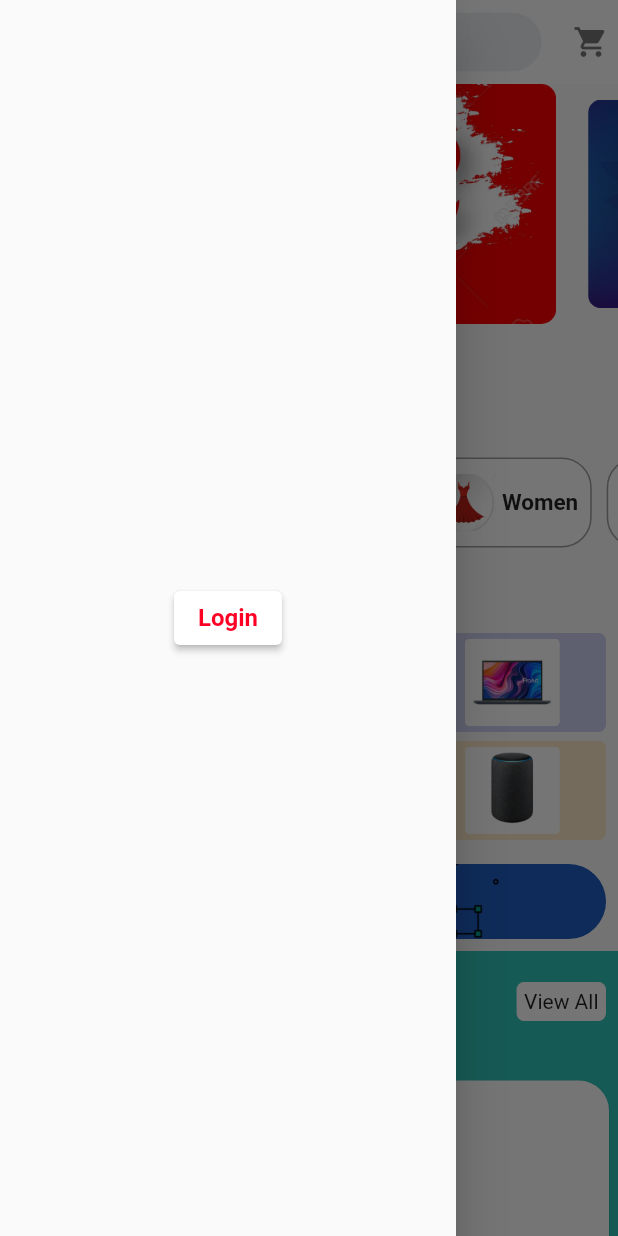
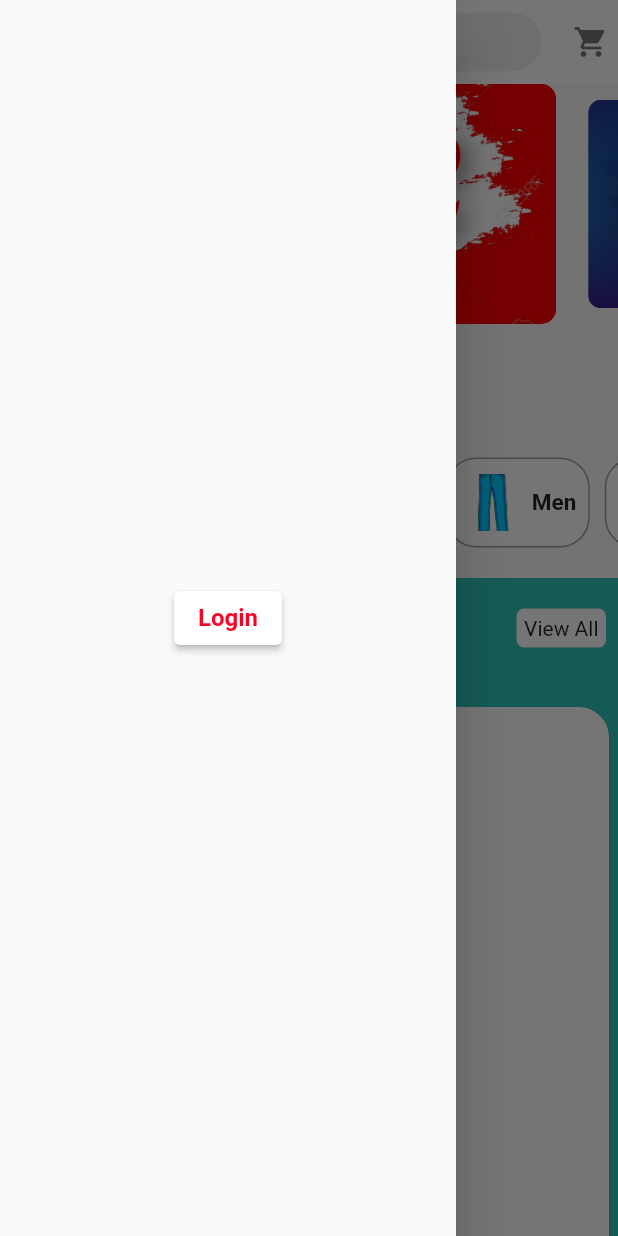
Before and after one commit to Kawalyaa/Shoppaka_ecom, a Flutter app: the screen it shows after launch, with the side drawer open, on a phone screen of 412 x 824 dp. Run offline on Flutter 3.47's test engine with Material 2 defaults, Android fonts, the phone set to English and light mode, and no system bars; drawn by our look-alikes of carousel_slider; our stand-ins replace bubble_tab_indicator, cached_network_image, carousel_pro, cloud_firestore, email_validator, firebase_auth and 9 more; missing offline and left inert: flutterwave; accounts and stored records are empty; Roboto replaces fonts that are missing (Horizon).

Commit message:
refine home ui

```diff
--- a/lib/componants/category_option_detail.dart
+++ b/lib/componants/category_option_detail.dart
@@ -1,7 +1,7 @@
 import 'package:flutter/material.dart';
 import '../constants.dart';
 
-enum Options { ALL, SHOES, MEN, WOMEN, TECH, JEWELRY, FEATURED, SORTED }
+enum Options { ALL, HIGH_END, SHOES, MEN, WOMEN, JEWELRY, FEATURED, SORTED }
 
 class SelectCategory extends StatelessWidget {
   final String imageLocation;
--- a/lib/componants/featured_section.dart
+++ b/lib/componants/featured_section.dart
@@ -67,7 +67,7 @@
         Positioned(
           top: size.height / 10,
           child: Container(
-            height: size.height / 1.4,
+            height: size.height,
             padding: EdgeInsets.only(left: 2, right: 2),
             width: size.width,
             child: Card(
--- a/lib/componants/original_product_section.dart
+++ b/lib/componants/original_product_section.dart
@@ -68,7 +68,7 @@
         Positioned(
           top: size.height / 10,
           child: Container(
-            height: size.height / 1.4,
+            height: size.height,
             padding: EdgeInsets.only(left: 2, right: 2),
             width: size.width,
             child: Card(
--- a/lib/componants/tech_category.dart
+++ b/lib/componants/tech_category.dart
@@ -4,6 +4,7 @@
 import 'package:ecommerce_app/model/products_model.dart';
 import 'package:ecommerce_app/provider/favorite_provider.dart';
 import 'package:flutter/material.dart';
+import 'package:flutter_staggered_grid_view/flutter_staggered_grid_view.dart';
 import 'package:provider/provider.dart';
 
 class TechCategory extends StatefulWidget {
@@ -15,17 +16,19 @@
   @override
   Widget build(BuildContext context) {
     List<ProductsModel> allProds = Provider.of<List<ProductsModel>>(context);
-    String techCategory = 'Tech';
+    String techCategory = 'phones';
     List<ProductsModel> techCategoryList =
         CategoryOptions().getCategory(allProds, techCategory);
 
     var favData = Provider.of<FavoritesProvider>(context);
 
-    return GridView.builder(
+    return StaggeredGridView.countBuilder(
+      crossAxisCount: 2,
+      padding: EdgeInsets.all(10),
       itemCount: techCategoryList.length,
-      gridDelegate:
-          SliverGridDelegateWithFixedCrossAxisCount(crossAxisCount: 2),
+      staggeredTileBuilder: (int index) => StaggeredTile.fit(1),
       itemBuilder: (context, int index) => SingleProduct(
+        heroTag: techCategoryList[index].id,
         name: techCategoryList[index].name,
         images: techCategoryList[index].images,
         price: techCategoryList[index].price,
--- a/lib/db/app_data.dart
+++ b/lib/db/app_data.dart
@@ -5,6 +5,10 @@
   static List<CategoryOptions> categoryOptionsList = [
     CategoryOptions(
       caption: 'All',
+    ),
+    CategoryOptions(
+      imageLocation: 'images/categories_icons/iphone.png',
+      caption: 'phones',
     ),
     CategoryOptions(
       imageLocation: 'images/categories_icons/shoe-icon.jpg',
@@ -17,10 +21,6 @@
     CategoryOptions(
       imageLocation: 'images/categories_icons/dress.jpg',
       caption: 'Women',
-    ),
-    CategoryOptions(
-      imageLocation: 'images/categories_icons/iphone.png',
-      caption: 'Tech',
     ),
     CategoryOptions(
       imageLocation: 'images/categories_icons/jewelry.jpeg',
--- a/lib/pages/category_products_list.dart
+++ b/lib/pages/category_products_list.dart
@@ -140,14 +140,14 @@
           ],
         );
         break;
-      case Options.TECH:
+      case Options.HIGH_END:
         return Column(
           crossAxisAlignment: CrossAxisAlignment.start,
           children: <Widget>[
             Padding(
               padding: EdgeInsets.all(15.0),
               child: Text(
-                'Tech Products',
+                'High End SmartPhones ',
                 style: TextStyle(
                     fontWeight: FontWeight.bold, color: Colors.black54),
               ),
--- a/lib/pages/home_page.dart
+++ b/lib/pages/home_page.dart
@@ -1,10 +1,8 @@
 import 'package:ecommerce_app/componants/image_carousel_slider.dart';
-import 'package:ecommerce_app/componants/loading.dart';
 import 'package:ecommerce_app/componants/original_product_section.dart';
 import 'package:ecommerce_app/componants/featured_section.dart';
 import 'package:ecommerce_app/db/app_data.dart';
 import 'package:ecommerce_app/model/categary_options.dart';
-import 'package:ecommerce_app/model/users.dart';
 import 'package:ecommerce_app/pages/category_products_list.dart';
 import 'package:ecommerce_app/pages/search_page.dart';
 import 'package:ecommerce_app/provider/product_provider2.dart';
@@ -14,7 +12,6 @@
 import 'package:ecommerce_app/pages/shopping_cart_screen.dart';
 import 'package:ecommerce_app/componants/navigation_drawer.dart';
 import 'package:provider/provider.dart';
-import 'package:animated_text_kit/animated_text_kit.dart';
 import '../constants.dart';
 
 Options categoryOption = Options.ALL;
@@ -88,13 +85,7 @@
         iconTheme: IconThemeData(color: Colors.black54),
         elevation: 0.0,
       ),
-      drawer: NavigationDrawer(
-          // userInfo: userInfo,
-          // name: userInfo[0].name,
-          // address: userInfo[0].address,
-          // photo: userInfo[0].photo,
-          // email: userInfo[0].email,
-          ), //Navigation drawer
+      drawer: NavigationDrawer(), //Navigation drawer
       body: ListView(
         children: <Widget>[
           ImageCarouselSlider(),
@@ -138,7 +129,6 @@
               },
             ),
           ),
-          _swapDeals(),
           _productList1(),
 
           _productList2(),
@@ -146,65 +136,6 @@
       ),
     );
   }
-
-  _swapDeals() => Container(
-        //height: 85,
-        width: MediaQuery.of(context).size.width,
-        child: Padding(
-          padding: const EdgeInsets.all(8.0),
-          child: Column(
-            crossAxisAlignment: CrossAxisAlignment.start,
-            children: [
-              Text(
-                'For Your Interests',
-                style: TextStyle(fontWeight: FontWeight.bold, fontSize: 16),
-              ),
-              SizedBox(
-                height: 10.0,
-              ),
-              Row(
-                mainAxisAlignment: MainAxisAlignment.spaceBetween,
-                children: [
-                  interestsContainer(
-                      text: 'Swap for grade A',
-                      colors: Color(0xffD1DAEE),
-                      textColor: Color(0xff527EA5),
-                      imageLink: 'images/interests/laptop.jpg'),
-                  SizedBox(
-                    width: 6.0,
-                  ),
-                  interestsContainer(
-                      text: 'Your swap deals',
-                      colors: Color(0xffCED2F2),
-                      textColor: Color(0xff625BC0),
-                      imageLink: 'images/interests/laptop2.jpeg'),
-                ],
-              ),
-              SizedBox(
-                height: 6.0,
-              ),
-              Row(
-                mainAxisAlignment: MainAxisAlignment.spaceBetween,
-                children: [
-                  interestsContainer(
-                      text: 'Pay in installments',
-                      colors: Color(0xffC9F1ED),
-                      textColor: Color(0xff39A9AF),
-                      imageLink: 'images/interests/laptop3.jpeg'),
-                  SizedBox(
-                    width: 6.0,
-                  ),
-                  interestsContainer(
-                      text: 'Swap for grade B',
-                      colors: Color(0xffFCEAC9),
-                      textColor: Color(0xffAD8245),
-                      imageLink: 'images/interests/speaker.jpg'),
-                ],
-              )
-            ],
-          ),
-        ),
-      );
 
   Expanded interestsContainer(
       {Color colors, String text, Color textColor, var imageLink}) {
@@ -253,56 +184,6 @@
   _productList1() => Column(
         crossAxisAlignment: CrossAxisAlignment.start,
         children: <Widget>[
-          Padding(
-              padding: EdgeInsets.all(8.0),
-              child: Stack(
-                children: [
-                  Container(
-                    height: 50,
-                    width: MediaQuery.of(context).size.width,
-                    decoration: BoxDecoration(
-                      borderRadius: BorderRadius.circular(30.0),
-                      image: DecorationImage(
-                        fit: BoxFit.cover,
-                        image: AssetImage('images/banners/banner3.png'),
-                      ),
-                    ),
-                  ),
-                  Container(
-                    decoration: BoxDecoration(
-                      color: Colors.black.withOpacity(0.2),
-                      borderRadius: BorderRadius.circular(30.0),
-                    ),
-                    height: 50,
-                    width: MediaQuery.of(context).size.width,
-                  ),
-                  SizedBox(
-                    height: 50.0,
-                    child: RotateAnimatedTextKit(
-                        repeatForever: true,
-                        text: ["Friendly Prices", "Top Brands", "Best Offers"],
-                        textStyle: TextStyle(
-                            fontSize: 20.0,
-                            fontWeight: FontWeight.w900,
-                            shadows: [
-                              Shadow(
-                                blurRadius: 8.0,
-                                color: Colors.black,
-                                offset: Offset(5.0, 5.0),
-                              ),
-                              Shadow(
-                                blurRadius: 8.0,
-                                color: kColorRed,
-                                offset: Offset(5.0, 5.0),
-                              ),
-                            ],
-                            fontFamily: "Horizon",
-                            color: Colors.white),
-                        textAlign: TextAlign.start),
-                  )
-                ],
-              )),
-          //Grid view
           Container(
             height: MediaQuery.of(context).size.height / 1.2,
             child: FeaturedSection(
@@ -336,6 +217,9 @@
     if (optList[optIndex].caption == 'All') {
       categoryOption = Options.ALL;
     }
+    if (optList[optIndex].caption == 'phones') {
+      categoryOption = Options.HIGH_END;
+    }
     if (optList[optIndex].caption == 'Shoes') {
       categoryOption = Options.SHOES;
     }
@@ -345,9 +229,7 @@
     if (optList[optIndex].caption == 'Women') {
       categoryOption = Options.WOMEN;
     }
-    if (optList[optIndex].caption == 'Tech') {
-      categoryOption = Options.TECH;
-    }
+
     if (optList[optIndex].caption == 'Jewelries') {
       categoryOption = Options.JEWELRY;
     }
--- a/lib/pages/order_list_page.dart
+++ b/lib/pages/order_list_page.dart
@@ -15,7 +15,7 @@
 
 class _OrderListState extends State<OrderList> {
   CollectionReference _reference =
-      FirebaseFirestore.instance.collection('allOrders');
+      FirebaseFirestore.instance.collection('orders');
   FirebaseAuth _auth = FirebaseAuth.instance;
   @override
   Widget build(BuildContext context) {
--- a/lib/services/orders_services.dart
+++ b/lib/services/orders_services.dart
@@ -36,7 +36,7 @@
     try {
       showProgress(context, 'Submitting order...', true);
 
-      await _firestore.collection('allOrders').add({
+      await _firestore.collection(ref).add({
         'id': _auth.currentUser.uid,
         'userName': userName,
         'phone': phone,
```
